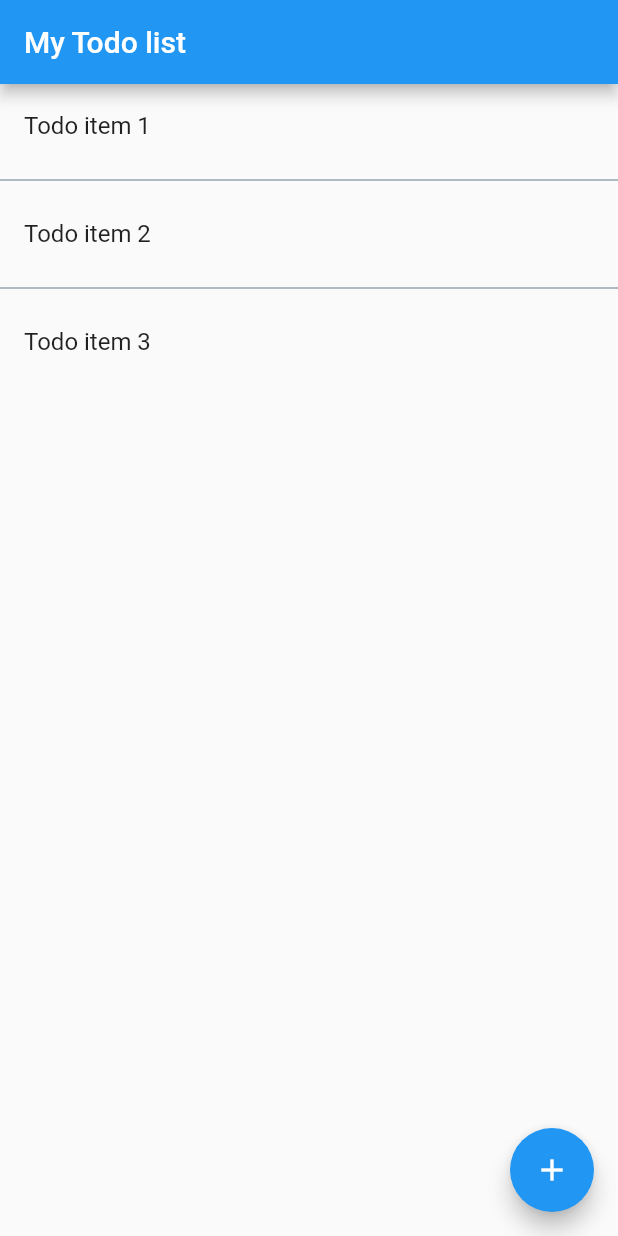
After one commit to jumail-utm/mvvm_todolist, a Flutter app: the screen it shows after launch, after a tap on the "add" icon, on a phone screen of 412 x 824 dp. The commit adds this screen. Run offline on Flutter 3.47's test engine with Material 2 defaults, Android fonts, the phone set to English and light mode, and no system bars; our stand-ins replace get_it.

Commit message:
Scaffold project files and folders for MVVM

```diff
--- /dev/null
+++ b/lib/app/dependencies.dart
@@ -0,0 +1,11 @@
+import 'package:get_it/get_it.dart';
+import '../services/todolist_service.dart';
+import '../services/todolist_service_mock.dart';
+
+GetIt dependency = GetIt.instance;
+
+void init() {
+  // Services
+  dependency
+      .registerLazySingleton<TodolistService>(() => TodolistServiceMock());
+}
--- a/lib/main.dart
+++ b/lib/main.dart
@@ -1,51 +1,14 @@
 import 'package:flutter/material.dart';
+import 'screens/todolist/todolist_screen.dart';
+import 'app/dependencies.dart' as di;
 
 void main() {
-  runApp(MyApp());
+  di.init();
+  runApp(MaterialApp(
+    title: 'Flutter Demo',
+    theme: ThemeData(
+      primarySwatch: Colors.blue,
+    ),
+    home: TodolistScreen(),
+  ));
 }
-
-class MyApp extends StatelessWidget {
-  @override
-  Widget build(BuildContext context) {
-    return MaterialApp(
-      title: 'Flutter Demo',
-      theme: ThemeData(
-        primarySwatch: Colors.blue,
-      ),
-      home: MyHomePage(),
-    );
-  }
-}
-
-class MyHomePage extends StatefulWidget {
-  @override
-  _MyHomePageState createState() => _MyHomePageState();
-}
-
-class _MyHomePageState extends State<MyHomePage> {
-  // final _todoList = <String>['Hello World', 'How are you'];
-
-  @override
-  Widget build(BuildContext context) {
-    return SafeArea(
-      child: Scaffold(
-        appBar: AppBar(
-          title: Text('My Todo list'),
-        ),
-        body: Center(
-            child: ListView.separated(
-          itemCount: 3,
-          itemBuilder: (_, index) =>
-              ListTile(title: Text('Todo item ${index + 1}')),
-          separatorBuilder: (context, index) => Divider(
-            color: Colors.blueGrey,
-          ),
-        )),
-        floatingActionButton: FloatingActionButton(
-          onPressed: () {},
-          child: Icon(Icons.add),
-        ),
-      ),
-    );
-  }
-}
--- /dev/null
+++ b/lib/models/todo.dart
@@ -0,0 +1,5 @@
+class Todo {
+  String id;
+  String title;
+  Todo({this.id, this.title});
+}
--- /dev/null
+++ b/lib/screens/todolist/todolist_screen.dart
@@ -0,0 +1,28 @@
+import 'package:flutter/material.dart';
+
+class TodolistScreen extends StatelessWidget {
+  @override
+  @override
+  Widget build(BuildContext context) {
+    return SafeArea(
+      child: Scaffold(
+        appBar: AppBar(
+          title: Text('My Todo list'),
+        ),
+        body: Center(
+            child: ListView.separated(
+          itemCount: 3,
+          itemBuilder: (_, index) =>
+              ListTile(title: Text('Todo item ${index + 1}')),
+          separatorBuilder: (context, index) => Divider(
+            color: Colors.blueGrey,
+          ),
+        )),
+        floatingActionButton: FloatingActionButton(
+          onPressed: () {},
+          child: Icon(Icons.add),
+        ),
+      ),
+    );
+  }
+}
--- /dev/null
+++ b/lib/services/todolist_service.dart
@@ -0,0 +1,6 @@
+import '../models/todo.dart';
+
+abstract class TodolistService {
+  Future<List<Todo>> getTodolist();
+  Future<Todo> addTodoItem(Todo todo);
+}
--- /dev/null
+++ b/lib/services/todolist_service_mock.dart
@@ -0,0 +1,16 @@
+import '../models/todo.dart';
+import 'todolist_service.dart';
+
+class TodolistServiceMock implements TodolistService {
+  final _data = [Todo(title: 'Hello World'), Todo(title: 'How are you')];
+
+  Future<List<Todo>> getTodolist() async {
+    return _data;
+  }
+
+  Future<Todo> addTodoItem(Todo todo) async {
+    todo.id = '#${_data.length + 1}';
+    _data.add(todo);
+    return todo;
+  }
+}
--- a/pubspec.yaml
+++ b/pubspec.yaml
@@ -23,6 +23,9 @@ environment:
 dependencies:
   flutter:
     sdk: flutter
+  get_it: ^7.1.3
+  http: ^0.13.3
+  provider: ^4.3.1
 
 
   # The following adds the Cupertino Icons font to your application.
```
Also changed, not shown: lib/screens/todolist/todolist_viewmodel.dart (added, +7 -0 lines), lib/screens/view.dart (added, +81 -0 lines), lib/screens/viewmodel.dart (added, +24 -0 lines), pubspec.lock.
